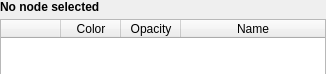
zoulianmp/SRPlan4Snake, file Modules/Loadable/Segmentations/Widgets/Resources/UI/qMRMLSegmentsTableView.ui: the form before one commit.
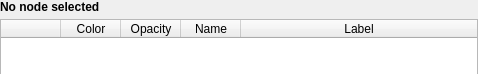
The form after the commit.

```diff
--- a/Modules/Loadable/Segmentations/Widgets/Resources/UI/qMRMLSegmentsTableView.ui
+++ b/Modules/Loadable/Segmentations/Widgets/Resources/UI/qMRMLSegmentsTableView.ui
@@ -6,7 +6,7 @@
    <rect>
     <x>0</x>
     <y>0</y>
-    <width>326</width>
+    <width>478</width>
     <height>74</height>
    </rect>
   </property>
@@ -77,6 +77,9 @@
      <property name="alternatingRowColors">
       <bool>true</bool>
      </property>
+     <property name="columnCount">
+      <number>5</number>
+     </property>
      <attribute name="horizontalHeaderDefaultSectionSize">
       <number>60</number>
      </attribute>
@@ -106,6 +109,11 @@
        <string>Name</string>
       </property>
      </column>
+     <column>
+      <property name="text">
+       <string>Label</string>
+      </property>
+     </column>
     </widget>
    </item>
   </layout>
```
Left out of the diff: 11 changed lines with no effect on the pictures.
